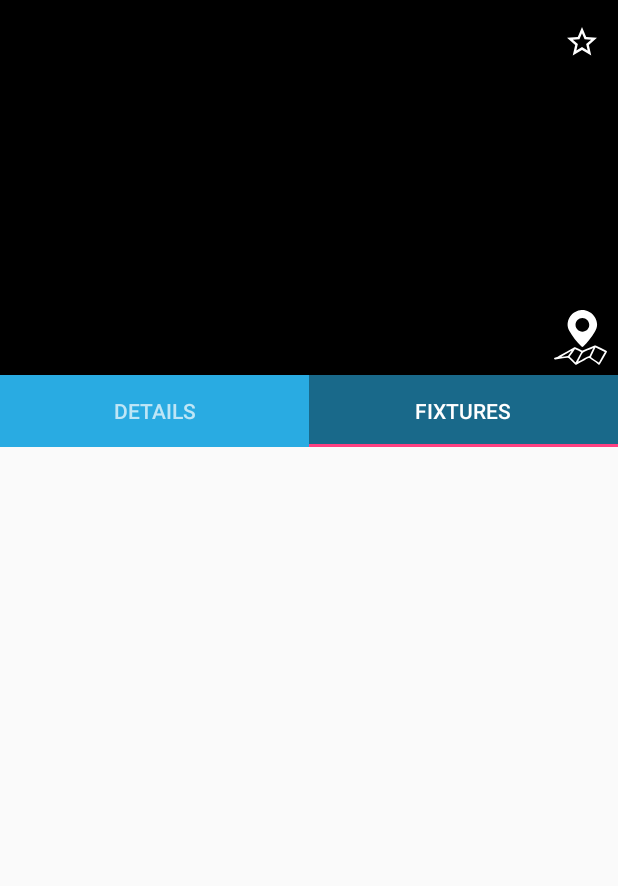
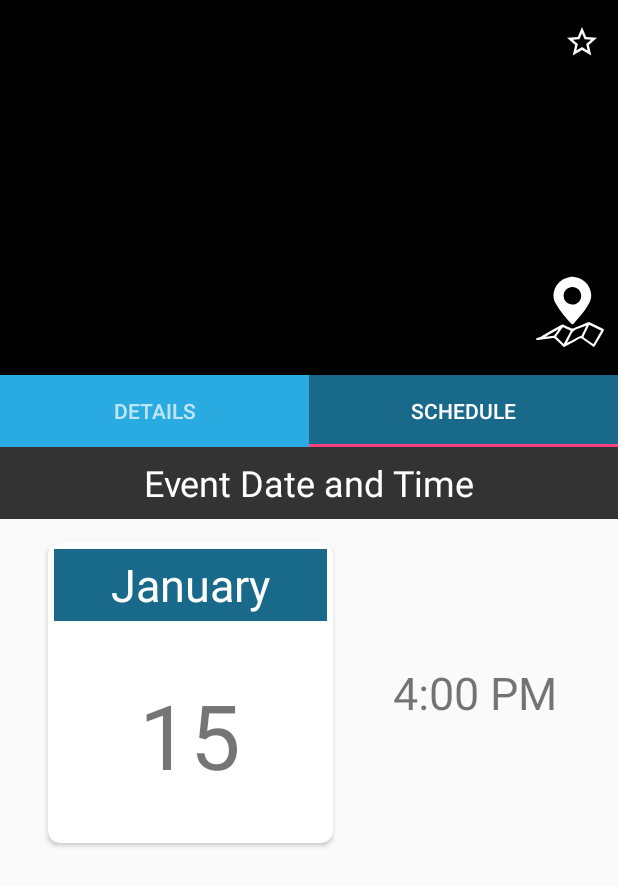
Before and after one commit to Department-of-Technical-Arts/Areana-2017, an Android app: the EventDetailsActivity screen opened directly, with no data from a screen before it, tab 2 chosen, on a phone screen of 412 x 824 dp. Shown: the top 886 px of the screen. Run offline under Robolectric (Android 15) with nearby library versions, the phone set to English and light mode, and no system bars; our stand-ins replace Picasso; libraries missing offline, so code that uses them is left out: com.flaviofaria.kenburnsview; plain views replace KenBurnsView; pictures from the network do not load; 3 statements that could not run were skipped.

Commit message:
event schedule layout created

```diff
--- a/app/src/main/java/bphc/tech/com/arena17/EventDetailsActivity.java
+++ b/app/src/main/java/bphc/tech/com/arena17/EventDetailsActivity.java
@@ -51,8 +51,8 @@ public class EventDetailsActivity extends AppCompatActivity {
         TabLayout tabLayout = (TabLayout) findViewById(R.id.tab_layout);
 
         // Setup Tab Layout
-        tabLayout.addTab(tabLayout.newTab().setText("Details"));
-        tabLayout.addTab(tabLayout.newTab().setText("Schedule"));
+//        tabLayout.addTab(tabLayout.newTab().setText("Details"));
+//        tabLayout.addTab(tabLayout.newTab().setText("Schedule"));
         tabLayout.setTabGravity(TabLayout.GRAVITY_FILL);
 
         Picasso.with(this)
@@ -177,7 +177,7 @@ public class EventDetailsActivity extends AppCompatActivity {
                 case 0:
                     return "Details";
                 case 1:
-                    return "Fixtures";
+                    return "Schedule";
             }
             return null;
         }
--- a/app/src/main/java/bphc/tech/com/arena17/EventDetailsFragment.java
+++ b/app/src/main/java/bphc/tech/com/arena17/EventDetailsFragment.java
@@ -50,7 +50,7 @@ public class EventDetailsFragment extends Fragment implements View.OnClickListen
         contact_number.setClickable(true);
         contact_number.setOnClickListener(this);
         // Image View
-        view.findViewById(R.id.ic_dailer_1).setOnClickListener(this);
+//        view.findViewById(R.id.ic_dailer_1).setOnClickListener(this); // activity not launching for image view
         // PDF Download
         view.findViewById(R.id.pdf_textView).setOnClickListener(this);
 
@@ -88,7 +88,7 @@ public class EventDetailsFragment extends Fragment implements View.OnClickListen
         // when the individual ic_dialer images are clicked. (Bit messy But works!! )
         else if((view.getId()==R.id.ic_dailer_1)){
             try {
-                startActivity(new Intent(Intent.ACTION_DIAL, Uri.fromParts("tel", (String)(((TextView)getView().findViewById(R.id.contact_no_1)).getText()), null)));
+                startActivity(new Intent(Intent.ACTION_DIAL, Uri.fromParts("tel", (String)(contact_number.getText()), null)));
             } catch (android.content.ActivityNotFoundException ex) {
                 Toast.makeText(getActivity(), "Could not find an activity to place the call.", Toast.LENGTH_SHORT).show();
             } catch (Exception e){
--- a/app/src/main/java/bphc/tech/com/arena17/EventScheduleFragment.java
+++ b/app/src/main/java/bphc/tech/com/arena17/EventScheduleFragment.java
@@ -8,6 +8,15 @@ import android.view.LayoutInflater;
 import android.view.View;
 import android.view.ViewGroup;
 import android.widget.TextView;
+import android.widget.Toast;
+
+import java.text.SimpleDateFormat;
+import java.util.Calendar;
+import java.util.List;
+
+import bphc.tech.com.arena17.app.Constants;
+import bphc.tech.com.arena17.database.DBHelper;
+import bphc.tech.com.arena17.sets.ScheduleSet;
 
 /**
  * Created by sarath on 23-12-2016.
@@ -19,6 +28,9 @@ public class EventScheduleFragment extends Fragment {
 
 
     CardView container;
+    TextView display;
+    ScheduleSet scheduleSet;
+    int eventID;
     @Override
     public View onCreateView(LayoutInflater inflater, ViewGroup container,
                              Bundle savedInstanceState) {
@@ -30,9 +42,31 @@ public class EventScheduleFragment extends Fragment {
     public void onViewCreated(View view, @Nullable Bundle savedInstanceState) {
         super.onViewCreated(view, savedInstanceState);
 
-        container = (CardView) view.findViewById(R.id.event_schedule_container);
-        // Do something
+        //container = (CardView) view.findViewById(R.id.event_schedule_container);
+        //display = (TextView) view.findViewById(R.id.event_schedule_display);
 
+        try {
+            getEventSet();
+        } catch (Exception e) {
+            Toast.makeText(getActivity(), "Error", Toast.LENGTH_SHORT).show();
+        }
+
+//        display.setText(getTime(scheduleSet.getEventDate()));
+    }
+    private void getEventSet(){
+        DBHelper helper = new DBHelper(getActivity());
+        eventID = getActivity().getIntent().getIntExtra(Constants.Arg_Event_ID,-1);
+        List<ScheduleSet> list = helper.getScheduleData(eventID);
+        scheduleSet = list.get(0);
 
     }
+
+    private String getTime(long time) {
+        Calendar calendar = Calendar.getInstance();
+        calendar.setTimeInMillis(time);
+        SimpleDateFormat dateFormat = new SimpleDateFormat("d MMM hh:mm a");
+        return dateFormat.format(calendar.getTime());
+
+    }
+
 }
--- a/app/src/main/java/bphc/tech/com/arena17/database/DBHelper.java
+++ b/app/src/main/java/bphc/tech/com/arena17/database/DBHelper.java
@@ -171,12 +171,14 @@ public class DBHelper extends SQLiteOpenHelper {
     }
 
     public void toggleFavourite(int eventid){
-        db = this.getWritableDatabase();
+
         ContentValues cv = new ContentValues();
         if (isFavourite(eventid) == 0){
+            db = this.getWritableDatabase();
             cv.put(KEY_EVENTS_FAVOURITE,1);
             db.update(EVENTS_TABLE,cv,KEY_EVENTS_ID+ " = '" +eventid+"' ",null);
         }else {
+            db = this.getWritableDatabase();
             cv.put(KEY_EVENTS_FAVOURITE,0);
             db.update(EVENTS_TABLE,cv,KEY_EVENTS_ID+ " = '" +eventid+"' ",null);
         }
--- a/app/src/main/res/layout/activity_event_details.xml
+++ b/app/src/main/res/layout/activity_event_details.xml
@@ -52,9 +52,10 @@
 
                 <ImageView
                     android:id="@+id/event_location"
-                    android:layout_width="50dp"
-                    android:layout_height="50dp"
+                    android:layout_width="64dp"
+                    android:layout_height="64dp"
                     android:src="@drawable/ic_location"
+                    android:layout_marginBottom="10dp"
                     android:text="Button" />
             </LinearLayout>
 
--- a/app/src/main/res/layout/fragment_event_schedule.xml
+++ b/app/src/main/res/layout/fragment_event_schedule.xml
@@ -1,24 +1,92 @@
 <FrameLayout xmlns:android="http://schemas.android.com/apk/res/android"
+    xmlns:app="http://schemas.android.com/apk/res-auto"
     xmlns:tools="http://schemas.android.com/tools"
     android:layout_width="match_parent"
-    android:layout_height="match_parent"
-    xmlns:app="http://schemas.android.com/apk/res-auto">
+    android:layout_height="match_parent">
 
-    <!-- TODO: Update blank fragment layout -->
     <LinearLayout
         android:layout_width="match_parent"
-        android:layout_height="wrap_content"
+        android:layout_height="match_parent"
         android:orientation="vertical"
-        android:padding="24dp">
+        >
 
-        <android.support.v7.widget.CardView
-            android:id="@+id/event_schedule_container"
+        <TextView
             android:layout_width="match_parent"
-            android:layout_height="wrap_content"
-            app:cardCornerRadius="4dp">
+            android:layout_height="48dp"
+            android:text="Event Date and Time"
+            android:gravity="center"
+            android:background="#333333"
+            android:textSize="24sp"
+            android:textColor="@color/white"/>
+        <LinearLayout
+            android:layout_width="match_parent"
+            android:layout_height="match_parent"
+            android:orientation="horizontal"
+            android:paddingTop="16dp">
+
+            <android.support.v7.widget.CardView
+                android:id="@+id/event_schedule_container"
+                android:layout_width="0dp"
+                android:layout_weight="8"
+                android:layout_height="200dp"
+                android:padding="16dp"
+                app:cardCornerRadius="8dp"
+                android:layout_marginLeft="32dp"
+                >
+
+                <LinearLayout
+                    android:layout_width="match_parent"
+                    android:layout_height="match_parent"
+                    android:orientation="vertical">
+                    <LinearLayout
+                        android:layout_width="match_parent"
+                        android:layout_height="0dp"
+                        android:layout_weight="1"
+                        android:orientation="vertical"
+                        android:layout_margin="4dp"
+                        android:gravity="center"
+                        android:background="@color/tab_background_selected">
+                        <TextView
+                            android:id="@+id/event_schedule_month"
+                            android:layout_width="wrap_content"
+                            android:layout_height="wrap_content"
+                            android:layout_gravity="center_horizontal"
+                            android:text="January"
+                            android:gravity="center"
+                            android:textSize="30sp"
+                            android:textColor="#fff"
+                            />
+                    </LinearLayout>
+                    <TextView
+                        android:layout_width="match_parent"
+                        android:layout_height="0dp"
+                        android:layout_weight="3"
+                        android:text="15"
+                        android:layout_gravity="center"
+                        android:gravity="center"
+                        android:textSize="60sp"/>
+
+                </LinearLayout>
+            </android.support.v7.widget.CardView>
 
 
-        </android.support.v7.widget.CardView>
+                <LinearLayout
+                    android:layout_width="0dp"
+                    android:layout_height="200dp"
+                    android:layout_weight="8"
+                    android:gravity="center"
+                    android:orientation="vertical">
+                    <TextView
+                        android:layout_width="wrap_content"
+                        android:layout_height="wrap_content"
+                        android:text="4:00 PM"
+                        android:textSize="30sp"
+                        />
+                </LinearLayout>
+
+        </LinearLayout>
     </LinearLayout>
 
+
+
 </FrameLayout>
--- a/app/src/main/res/values/colors.xml
+++ b/app/src/main/res/values/colors.xml
@@ -6,4 +6,5 @@
     <color name="tab_background_selected">#19698A</color>
     <color name="tab_background_unselected">#29ABE2</color>
     <color name="translusent">#BF000000</color>
+    <color name="white">#fff</color>
 </resources>
```
Also changed, not shown: app/src/main/res/drawable-xxhdpi/card_pdf.xml (added, +8 -0 lines), app/src/main/res/drawable/ic_call_black.xml (added, +9 -0 lines), app/src/main/res/layout/fragment_event_details.xml (+23 -5 lines).
